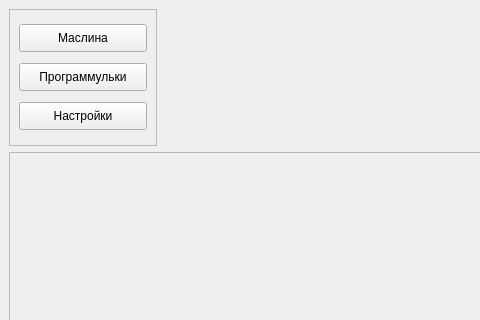
Before: the Qt Designer form mainwindow.ui in The-Zealot/DesktopLauncher, drawn with Qt 5; both pictures show x 0 to 480 and y 0 to 320 of the 947 by 551 pixel window.
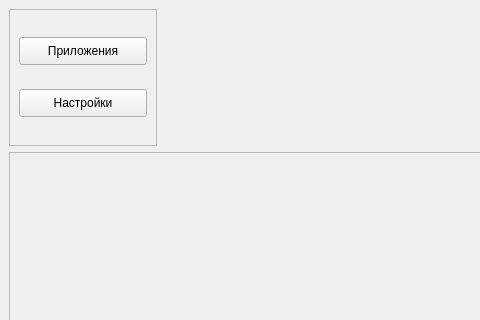
After: the same form once the commit is applied.

Commit message: Deleted programButton

What changed in the file:
```diff
--- a/mainwindow.ui
+++ b/mainwindow.ui
@@ -297,26 +297,7 @@
           <string notr="true"/>
          </property>
          <property name="text">
-          <string>Маслина</string>
-         </property>
-        </widget>
-       </item>
-       <item>
-        <widget class="QPushButton" name="programButton">
-         <property name="sizePolicy">
-          <sizepolicy hsizetype="Fixed" vsizetype="Fixed">
-           <horstretch>0</horstretch>
-           <verstretch>0</verstretch>
-          </sizepolicy>
-         </property>
-         <property name="minimumSize">
-          <size>
-           <width>128</width>
-           <height>28</height>
-          </size>
-         </property>
-         <property name="text">
-          <string>Программульки</string>
+          <string>Приложения</string>
          </property>
         </widget>
        </item>
```
Left out of the diff: 6 changed lines with no effect on the pictures. The commit also changes 1 other file.
